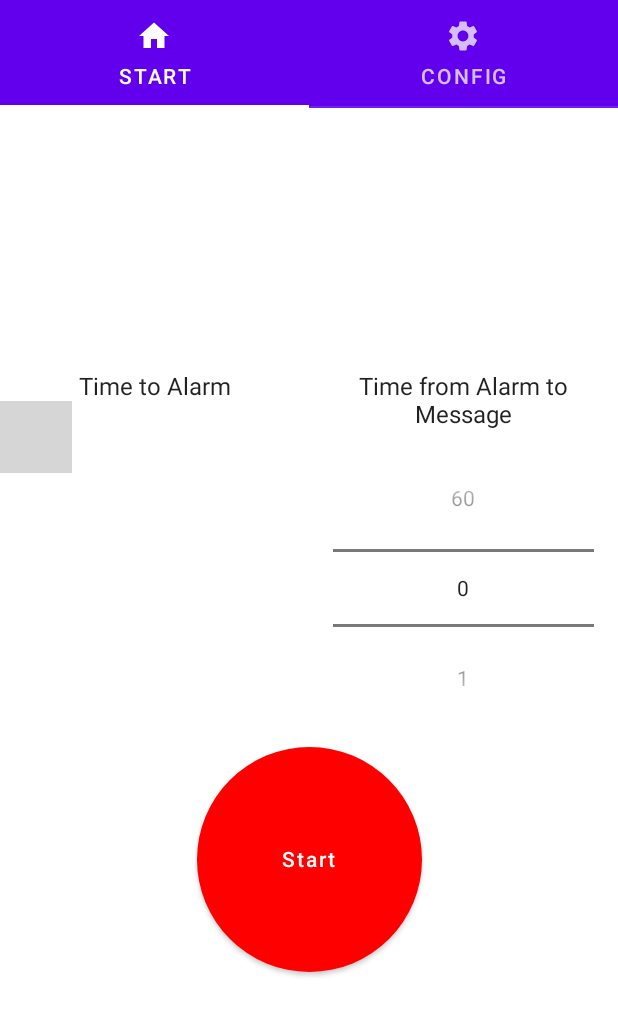
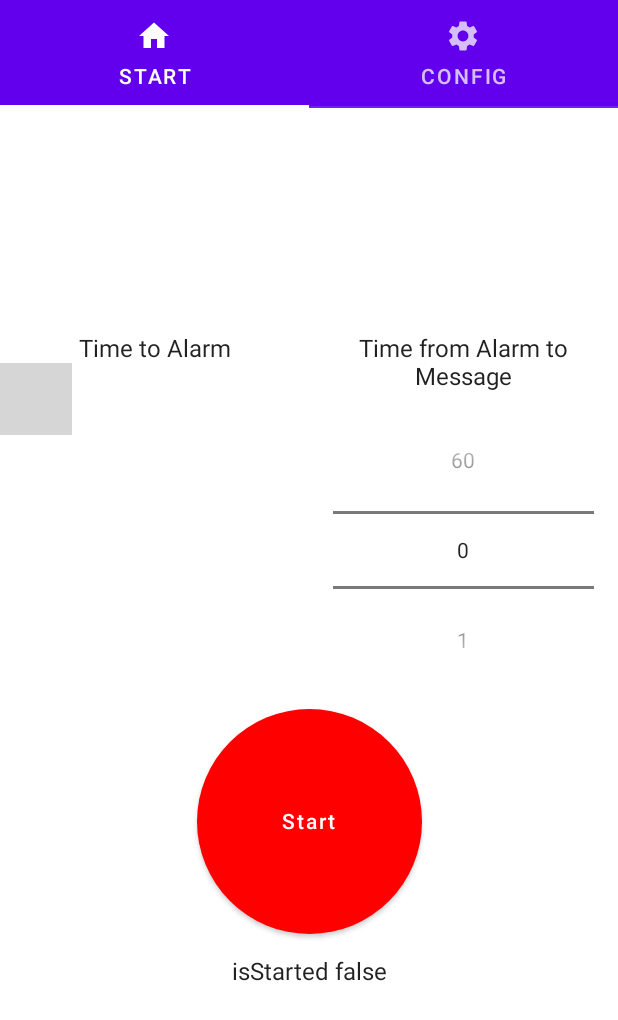
Before and after one commit to 7554732/AlarmMessager, an Android app built with Jetpack Compose: the screen it shows after launch (MainActivity), on a phone screen of 412 x 824 dp. Shown: the top 1020 px of the screen. Run offline under Robolectric (Android 15) with nearby library versions, the phone set to English and light mode, and no system bars; our stand-ins replace accompanist; 5 statements that could not run were skipped; grey boxes are pictures that could not be loaded.

Commit message:
add isStarted Text

```diff
--- a/app/src/main/java/com/fomichev/alarmmessager/ui/StartScreen.kt
+++ b/app/src/main/java/com/fomichev/alarmmessager/ui/StartScreen.kt
@@ -12,7 +12,6 @@ import androidx.compose.runtime.mutableStateOf
 import androidx.compose.runtime.remember
 import androidx.compose.ui.Alignment
 import androidx.compose.ui.Modifier
-import androidx.compose.ui.draw.clip
 import androidx.compose.ui.graphics.Color
 import androidx.compose.ui.res.stringResource
 import androidx.compose.ui.text.style.TextAlign
@@ -22,6 +21,8 @@ import com.fomichev.alarmmessager.R
 
 @Composable
 fun StartScreen(onStart: () -> Unit) {
+    val isStartedState: MutableState<Boolean> = remember { mutableStateOf(false) }
+
     Column(
         modifier = Modifier.fillMaxSize(),
         verticalArrangement = Arrangement.Center,
@@ -57,7 +58,13 @@ fun StartScreen(onStart: () -> Unit) {
                 })
             }
         }
-        CircleStartButton(onStart = {})
+        CircleStartButton(onStart = {}, isStartedState = isStartedState)
+        Text(
+            modifier = Modifier.fillMaxWidth()
+                .padding(16.dp),
+            text = "isStarted " + isStartedState.value,
+            textAlign = TextAlign.Center
+        )
     }
 }
 
```
